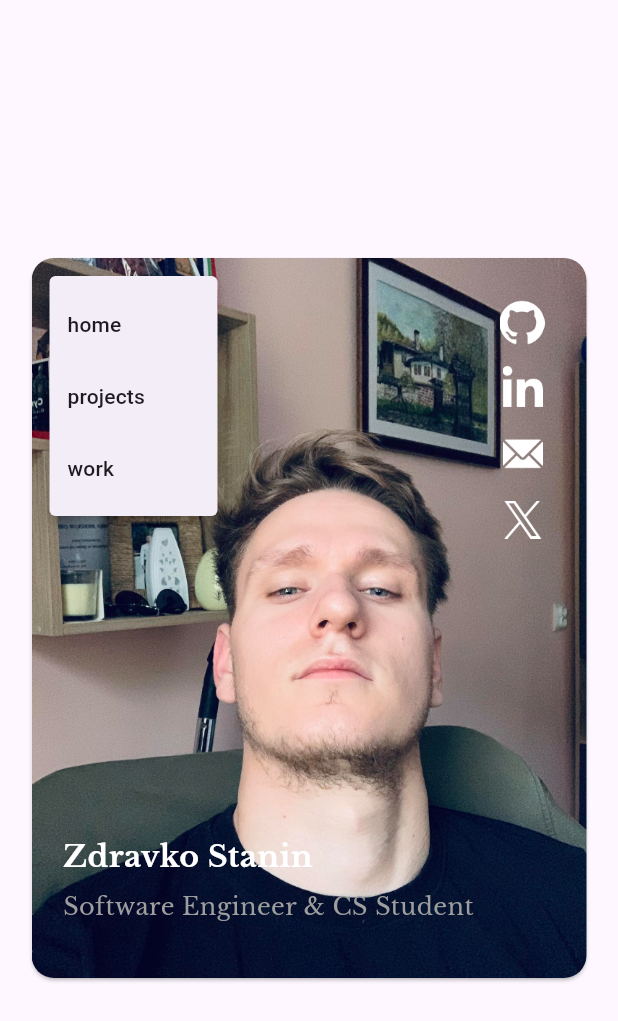
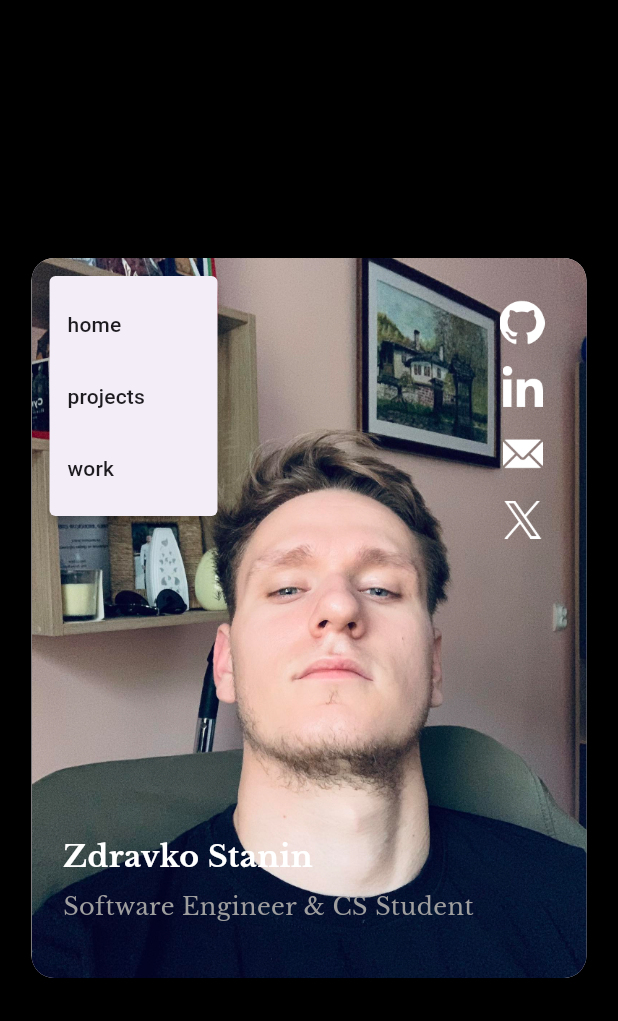
Before and after one commit to zdravkostanin1/personal_website, a Flutter app: the screen it shows after launch, after a tap on the "grid view" icon, on a phone screen of 412 x 824 dp. Shown: the top 1021 px of the screen. Run offline on Flutter 3.47's test engine with Material 3 defaults, Android fonts, the phone set to English and light mode, and no system bars; our stand-ins replace google_fonts.

Commit message:
pushing to different pages.

```diff
--- a/lib/src/app.dart
+++ b/lib/src/app.dart
@@ -20,6 +20,7 @@ class _CardViewState extends State<CardView> {
   @override
   Widget build(BuildContext context) {
     return Scaffold(
+      backgroundColor: Colors.black,
       body: Center(
         child: Stack(
           alignment: Alignment.center,
@@ -60,12 +61,15 @@ class _CardViewState extends State<CardView> {
                   },
                   itemBuilder: (context) => [
                     const PopupMenuItem(
+                      value: 'home',
                       child: Text('home'),
                     ),
                     const PopupMenuItem(
+                      value: 'projects',
                       child: Text('projects'),
                     ),
                     const PopupMenuItem(
+                      value: 'work',
                       child: Text('work'),
                     ),
                   ],
```
